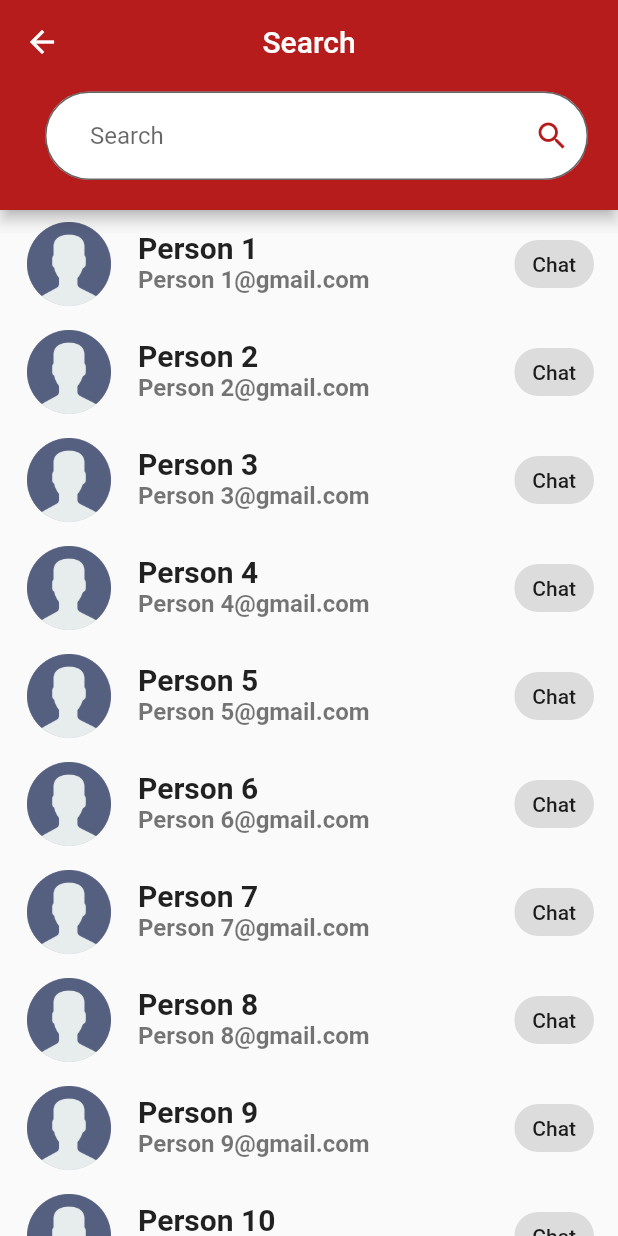
After one commit to fiergetech/chatapp, a Flutter app: the SearchView screen opened by its route, on a phone screen of 412 x 824 dp. The commit adds this screen. Run offline on Flutter 3.47's test engine with Material 2 defaults, Android fonts, the phone set to English and light mode, and no system bars; our stand-ins replace firebase_core, get, introduction_screen, lottie; accounts and stored records are empty.

Commit message:
search page

```diff
--- a/lib/app/modules/home/views/home_view.dart
+++ b/lib/app/modules/home/views/home_view.dart
@@ -94,9 +94,9 @@ class HomeView extends GetView<HomeController> {
         ],
       ),
       floatingActionButton: FloatingActionButton(
-        onPressed: () {},
+        onPressed: () => Get.toNamed(Routes.SEARCH),
         child: Icon(
-          Icons.message_rounded,
+          Icons.search,
           size: 30,
         ),
         backgroundColor: Colors.red[900],
--- /dev/null
+++ b/lib/app/modules/search/bindings/search_binding.dart
@@ -0,0 +1,12 @@
+import 'package:get/get.dart';
+
+import '../controllers/search_controller.dart';
+
+class SearchBinding extends Bindings {
+  @override
+  void dependencies() {
+    Get.lazyPut<SearchController>(
+      () => SearchController(),
+    );
+  }
+}
--- /dev/null
+++ b/lib/app/modules/search/controllers/search_controller.dart
@@ -0,0 +1,23 @@
+import 'package:get/get.dart';
+
+class SearchController extends GetxController {
+  //TODO: Implement SearchController
+
+  final count = 0.obs;
+  @override
+  void onInit() {
+    super.onInit();
+  }
+
+  @override
+  void onReady() {
+    super.onReady();
+  }
+
+  @override
+  void onClose() {
+    super.onClose();
+  }
+
+  void increment() => count.value++;
+}
--- /dev/null
+++ b/lib/app/modules/search/views/search_view.dart
@@ -0,0 +1,115 @@
+import 'package:chatapp/app/routes/app_pages.dart';
+import 'package:flutter/material.dart';
+
+import 'package:get/get.dart';
+import 'package:lottie/lottie.dart';
+
+import '../controllers/search_controller.dart';
+
+class SearchView extends GetView<SearchController> {
+  final List<Widget> search = List.generate(
+    20,
+    (index) => ListTile(
+      leading: CircleAvatar(
+        radius: 30,
+        backgroundColor: Colors.black26,
+        child: Image.asset(
+          "assets/logo/noimage.png",
+          fit: BoxFit.cover,
+        ),
+      ),
+      title: Text(
+        "Person ${index + 1}",
+        style: TextStyle(
+          fontSize: 20,
+          fontWeight: FontWeight.w600,
+        ),
+      ),
+      subtitle: Text(
+        "Person ${index + 1}@gmail.com",
+        style: TextStyle(
+          fontSize: 16,
+          fontWeight: FontWeight.w600,
+        ),
+      ),
+      trailing: GestureDetector(
+        onTap: () => Get.toNamed(Routes.CHAT_ROOM),
+        child: Chip(
+          label: Text("Chat"),
+        ),
+      ),
+    ),
+  );
+  @override
+  Widget build(BuildContext context) {
+    return Scaffold(
+      appBar: PreferredSize(
+        child: AppBar(
+          backgroundColor: Colors.red[900],
+          title: const Text('Search'),
+          centerTitle: true,
+          leading: IconButton(
+            onPressed: () => Get.back(),
+            icon: Icon(
+              Icons.arrow_back,
+            ),
+          ),
+          flexibleSpace: Padding(
+            padding: const EdgeInsets.fromLTRB(30, 50, 20, 20),
+            child: Align(
+              alignment: Alignment.bottomCenter,
+              child: TextField(
+                cursorColor: Colors.red[900],
+                decoration: InputDecoration(
+                  fillColor: Colors.white,
+                  filled: true,
+                  border: OutlineInputBorder(
+                    borderRadius: BorderRadius.circular(50),
+                    borderSide: BorderSide(
+                      color: Colors.white,
+                      width: 1,
+                    ),
+                  ),
+                  focusedBorder: OutlineInputBorder(
+                    borderRadius: BorderRadius.circular(50),
+                    borderSide: BorderSide(
+                      color: Colors.white,
+                      width: 1,
+                    ),
+                  ),
+                  hintText: "Search",
+                  contentPadding: EdgeInsets.symmetric(
+                    horizontal: 30,
+                    vertical: 20,
+                  ),
+                  suffixIcon: InkWell(
+                    borderRadius: BorderRadius.circular(50),
+                    onTap: () {},
+                    child: Icon(
+                      Icons.search,
+                      color: Colors.red[900],
+                    ),
+                  ),
+                ),
+              ),
+            ),
+          ),
+        ),
+        preferredSize: Size.fromHeight(140),
+      ),
+      body: search.length == 0
+          ? Center(
+              child: Container(
+                width: Get.width * 0.7,
+                height: Get.height * 0.7,
+                child: Lottie.asset("assets/lottie/empty.json"),
+              ),
+            )
+          : ListView.builder(
+              padding: EdgeInsets.zero,
+              itemCount: search.length,
+              itemBuilder: (context, index) => search[index],
+            ),
+    );
+  }
+}
--- a/lib/app/routes/app_pages.dart
+++ b/lib/app/routes/app_pages.dart
@@ -10,6 +10,8 @@ import '../modules/login/bindings/login_binding.dart';
 import '../modules/login/views/login_view.dart';
 import '../modules/profile/bindings/profile_binding.dart';
 import '../modules/profile/views/profile_view.dart';
+import '../modules/search/bindings/search_binding.dart';
+import '../modules/search/views/search_view.dart';
 
 part 'app_routes.dart';
 
@@ -34,13 +36,18 @@ class AppPages {
     ),
     GetPage(
       name: _Paths.PROFILE,
-      page: () => const ProfileView(),
+      page: () => ProfileView(),
       binding: ProfileBinding(),
     ),
     GetPage(
       name: _Paths.CHAT_ROOM,
-      page: () => const ChatRoomView(),
+      page: () => ChatRoomView(),
       binding: ChatRoomBinding(),
+    ),
+    GetPage(
+      name: _Paths.SEARCH,
+      page: () => SearchView(),
+      binding: SearchBinding(),
     ),
   ];
 }
--- a/lib/app/routes/app_routes.dart
+++ b/lib/app/routes/app_routes.dart
@@ -8,6 +8,7 @@ abstract class Routes {
   static const LOGIN = _Paths.LOGIN;
   static const PROFILE = _Paths.PROFILE;
   static const CHAT_ROOM = _Paths.CHAT_ROOM;
+  static const SEARCH = _Paths.SEARCH;
 }
 
 abstract class _Paths {
@@ -17,4 +18,5 @@ abstract class _Paths {
   static const LOGIN = '/login';
   static const PROFILE = '/profile';
   static const CHAT_ROOM = '/chat-room';
+  static const SEARCH = '/search';
 }
```
